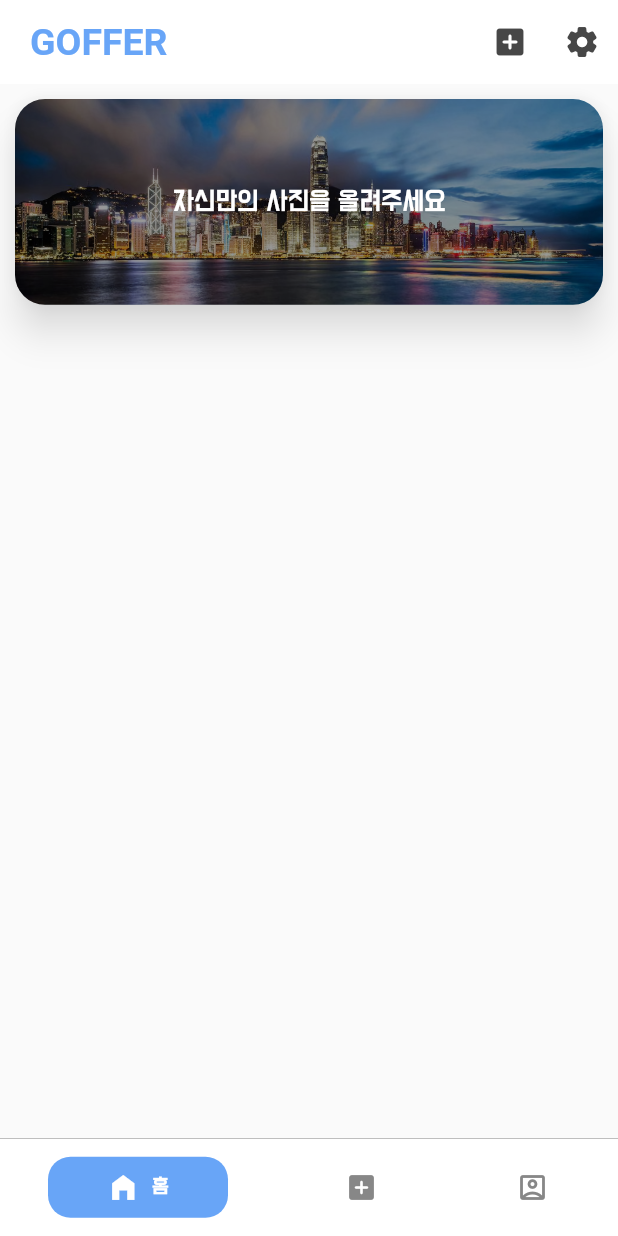
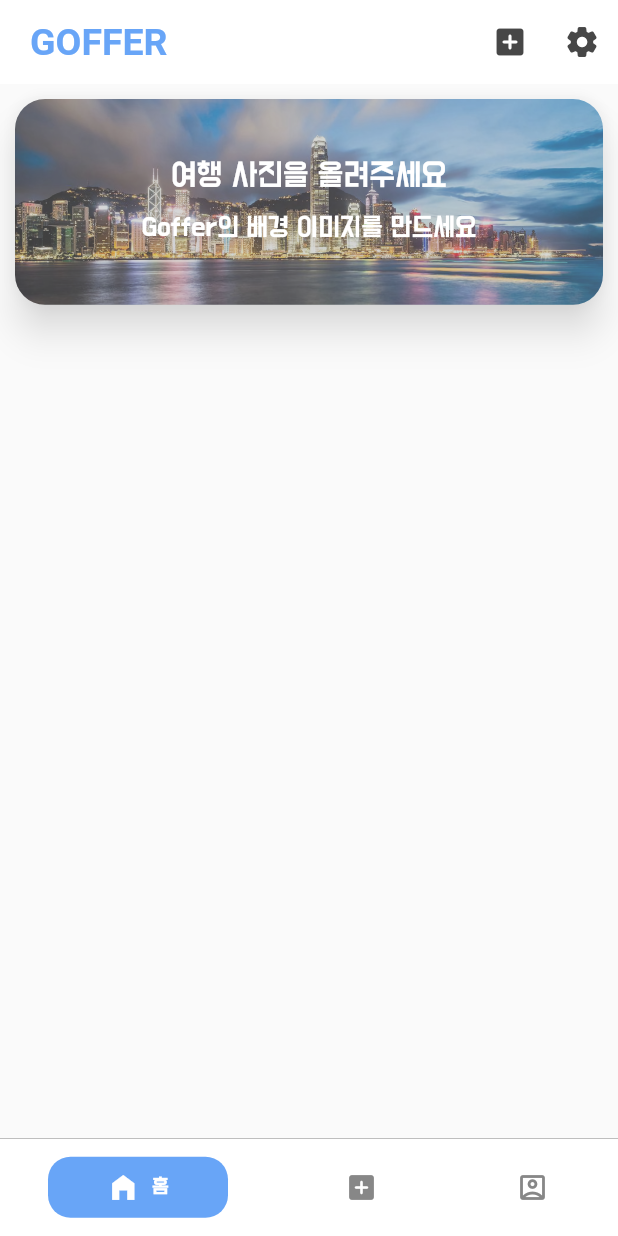
Before and after one commit to boglbbogl/flutter_goffer, a Flutter app: the screen it shows after launch, on a phone screen of 412 x 824 dp. Run offline on Flutter 3.47's test engine with Material 2 defaults, Android fonts, the phone set to English and light mode, and no system bars; drawn by our look-alikes of extended_image, persistent_bottom_nav_bar; our stand-ins replace beamer, bloc, carousel_slider, dartz, flutter_bloc, freezed_annotation and 3 more.

Commit message:
img 수정

```diff
--- a/lib/presentation/_main/app_widget.dart
+++ b/lib/presentation/_main/app_widget.dart
@@ -13,6 +13,7 @@ class AppWidget extends StatelessWidget {
     return MaterialApp.router(
       routerDelegate: routerDelegate,
       routeInformationParser: BeamerParser(),
+      debugShowCheckedModeBanner: false,
       localizationsDelegates: const [
         GlobalMaterialLocalizations.delegate,
         GlobalCupertinoLocalizations.delegate,
--- a/lib/presentation/home/home_banner.dart
+++ b/lib/presentation/home/home_banner.dart
@@ -10,18 +10,16 @@ class HomeBanner extends StatelessWidget {
   @override
   Widget build(BuildContext context) {
     return InkWell(
-      onTap: () {
-        pushNewScreen(context,
+      onTap: () => pushNewScreen(context,
           screen: const HomeBannerAd(),
           withNavBar: false,
-            pageTransitionAnimation: PageTransitionAnimation.slideUp);
-      },
+          pageTransitionAnimation: PageTransitionAnimation.slideUp),
       child: Card(
         elevation: 10,
         clipBehavior: Clip.antiAliasWithSaveLayer,
         shape: RoundedRectangleBorder(borderRadius: BorderRadius.circular(20)),
         shadowColor: Colors.white,
-        color: Colors.black,
+        color: Colors.grey,
         margin: const EdgeInsets.all(10),
         child: Stack(
           children: [
@@ -38,13 +36,25 @@ class HomeBanner extends StatelessWidget {
             ),
             Center(
               child: Padding(
-                padding: const EdgeInsets.only(top: 60, bottom: 40),
-                child: Text(
-                  '자신만의 사진을 올려주세요',
+                padding: const EdgeInsets.only(top: 40, bottom: 40),
+                child: Column(
+                  children: [
+                    Text(
+                      '여행 사진을 올려주세요',
+                      style: theme.textTheme.bodyText2!.copyWith(
+                        color: Colors.white,
+                        fontSize: 18,
+                      ),
+                    ),
+                    const SizedBox(height: 15),
+                    Text(
+                      'Goffer의 배경 이미지를 만드세요',
                       style: theme.textTheme.bodyText2!.copyWith(
                         color: Colors.white,
                         fontSize: 15,
                       ),
+                    ),
+                  ],
                 ),
               ),
             ),
--- a/pubspec.yaml
+++ b/pubspec.yaml
@@ -23,6 +23,7 @@ environment:
 dependencies:
   beamer: ^0.14.1
   bloc: ^7.0.0
+  carousel_slider: ^4.0.0
   cupertino_icons: ^1.0.2
   dartz: ^0.10.0-nullsafety.1
   extended_image: ^5.1.3
```
Also changed, not shown: lib/presentation/advertisement/home_banner_ad.dart (+72 -1 lines), assets/images/Screenshot_20211109-143815.png (added), assets/images/Screenshot_20211109-143837.png (added), assets/images/Screenshot_20211109-144226.png (added), assets/images/Screenshot_20211109-144242.png (added), assets/images/Screenshot_20211109-144253.png (added), pubspec.lock. Lines whose indentation alone changed are shown as unchanged.
